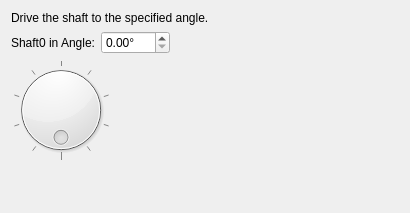
KmolYuan/Pyslvs-UI, file core/panel/run_Drive_shaft.ui: the form before one commit.
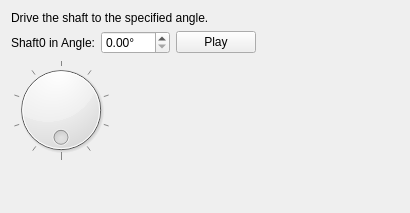
The form after the commit.

Commit message: Drive shaft demo mod.

The edit to the form file:
```diff
--- a/core/panel/run_Drive_shaft.ui
+++ b/core/panel/run_Drive_shaft.ui
@@ -55,6 +55,13 @@
        </property>
       </widget>
      </item>
+     <item>
+      <widget class="QPushButton" name="playButton">
+       <property name="text">
+        <string>Play</string>
+       </property>
+      </widget>
+     </item>
      <item>
       <spacer name="horizontalSpacer_3">
        <property name="orientation">
```
Left out of the diff: 1 changed line with no effect on the pictures. The commit also changes 4 other files.
